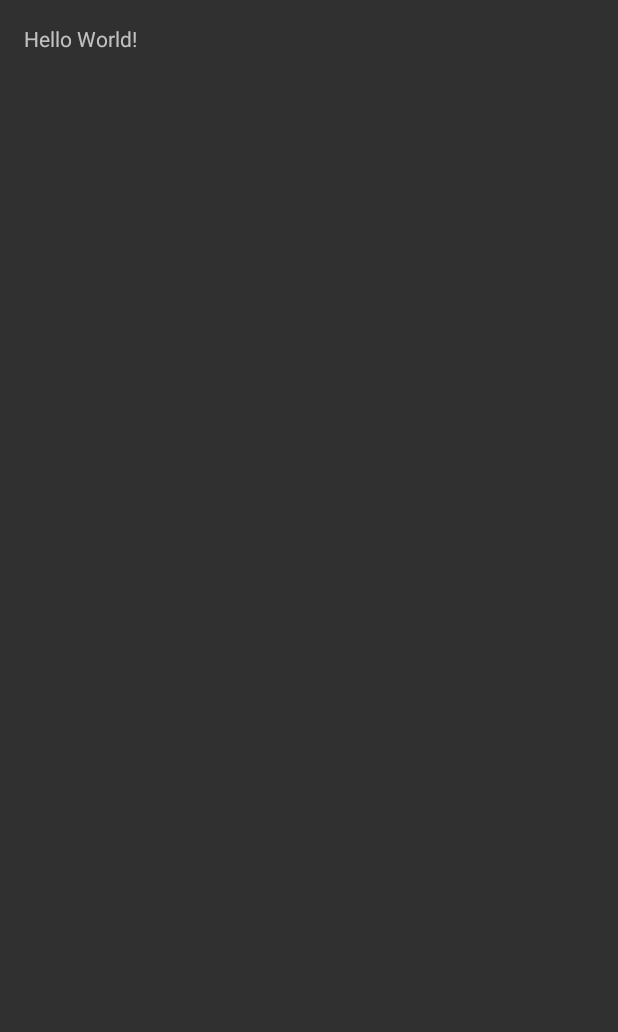
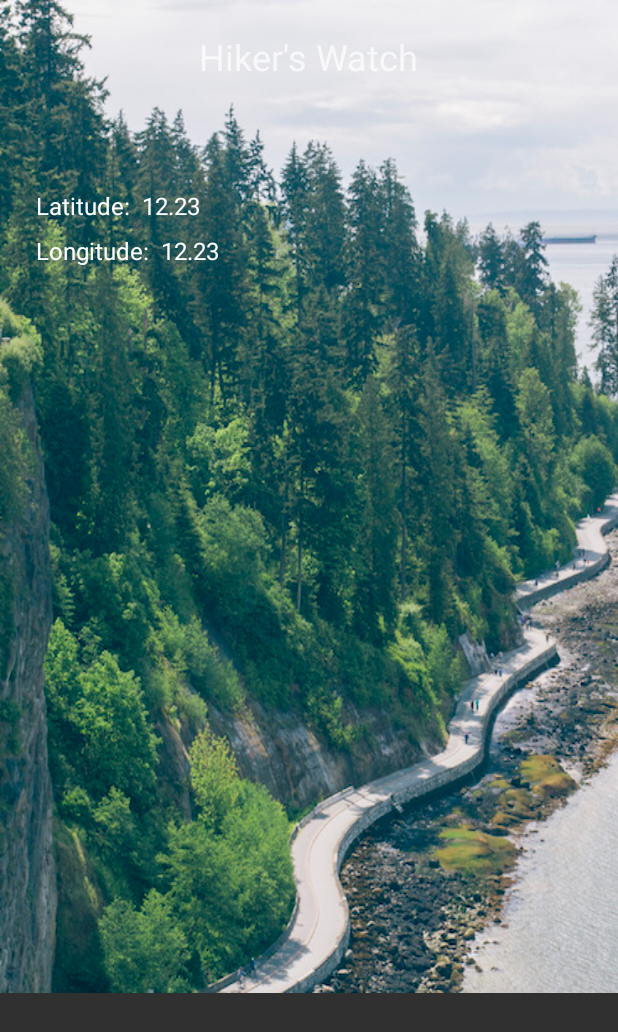
Before and after one commit to garfieldchou/HikersWatch, an Android app: the screen it shows after launch (MainActivity), on a phone screen of 412 x 824 dp. Before the commit the part shown is almost empty. Shown: the top 1032 px of the screen. Run offline under Robolectric (Android 15) with nearby library versions, the phone set to English and light mode, and no system bars.

Commit message:
Set layout for ImageView and some TextViews

```diff
--- a/app/src/main/res/layout/activity_main.xml
+++ b/app/src/main/res/layout/activity_main.xml
@@ -1,17 +1,57 @@
 <?xml version="1.0" encoding="utf-8"?>
 <RelativeLayout xmlns:android="http://schemas.android.com/apk/res/android"
+    xmlns:app="http://schemas.android.com/apk/res-auto"
     xmlns:tools="http://schemas.android.com/tools"
     android:id="@+id/activity_main"
     android:layout_width="match_parent"
     android:layout_height="match_parent"
-    android:paddingBottom="@dimen/activity_vertical_margin"
-    android:paddingLeft="@dimen/activity_horizontal_margin"
-    android:paddingRight="@dimen/activity_horizontal_margin"
-    android:paddingTop="@dimen/activity_vertical_margin"
-    tools:context="com.garfieldchou.hikerswatch.MainActivity">
+    tools:context="com.garfieldchou.hikerswatch.MainActivity"
+    android:paddingBottom="0dp"
+    android:paddingLeft="0dp"
+    android:paddingRight="0dp"
+    android:paddingTop="0dp">
+
+    <ImageView
+        android:layout_width="wrap_content"
+        android:layout_height="wrap_content"
+        app:srcCompat="@drawable/background"
+        android:layout_alignParentTop="true"
+        android:layout_alignParentStart="true"
+        android:id="@+id/imageView"
+        android:scaleType="fitXY" />
 
     <TextView
+        android:text="Hiker's Watch"
         android:layout_width="wrap_content"
         android:layout_height="wrap_content"
-        android:text="Hello World!" />
+        android:layout_alignParentTop="true"
+        android:layout_centerHorizontal="true"
+        android:layout_marginTop="21dp"
+        android:id="@+id/textView"
+        android:textSize="24sp" />
+
+    <TextView
+        android:text="Latitude:  12.23"
+        android:layout_width="wrap_content"
+        android:layout_height="wrap_content"
+        android:layout_below="@+id/textView"
+        android:layout_alignParentStart="true"
+        android:layout_marginStart="24dp"
+        android:layout_marginTop="72dp"
+        android:id="@+id/latTextView"
+        android:textColor="@android:color/background_light"
+        android:textSize="@dimen/activity_horizontal_margin" />
+
+    <TextView
+        android:text="Longitude:  12.23"
+        android:layout_width="wrap_content"
+        android:layout_height="wrap_content"
+        android:layout_below="@+id/latTextView"
+        android:layout_alignParentStart="true"
+        android:layout_marginStart="24dp"
+        android:layout_marginTop="8dp"
+        android:id="@+id/lonTextView"
+        android:textColor="@android:color/background_light"
+        android:textSize="@dimen/activity_horizontal_margin" />
+
 </RelativeLayout>
```
